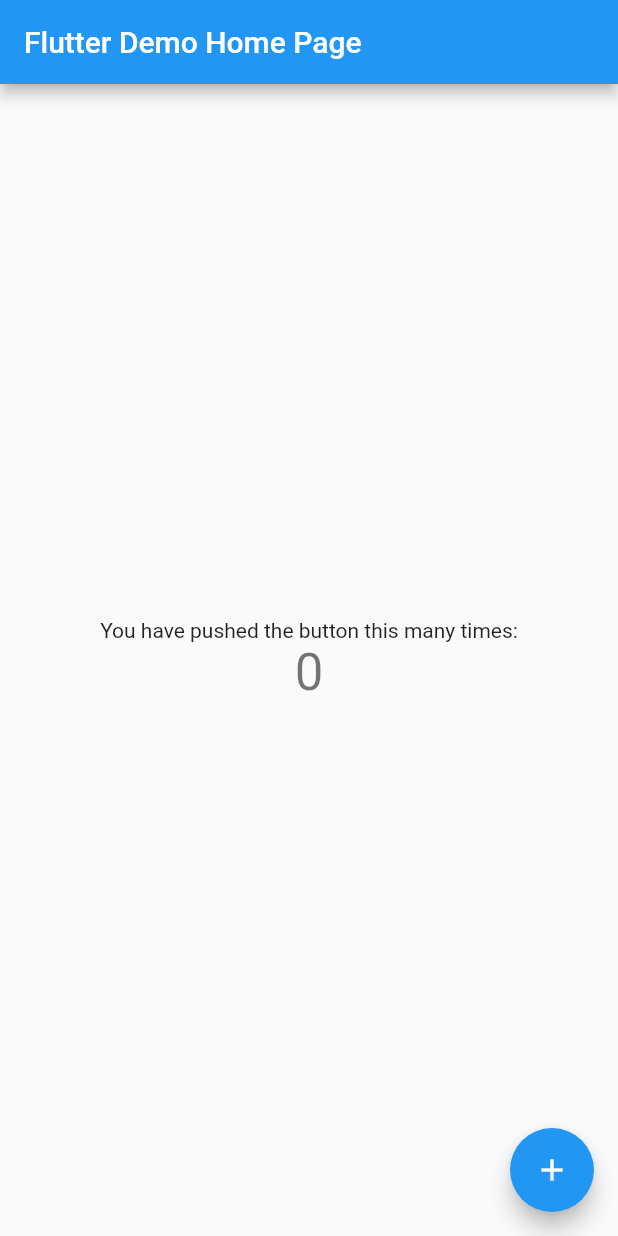
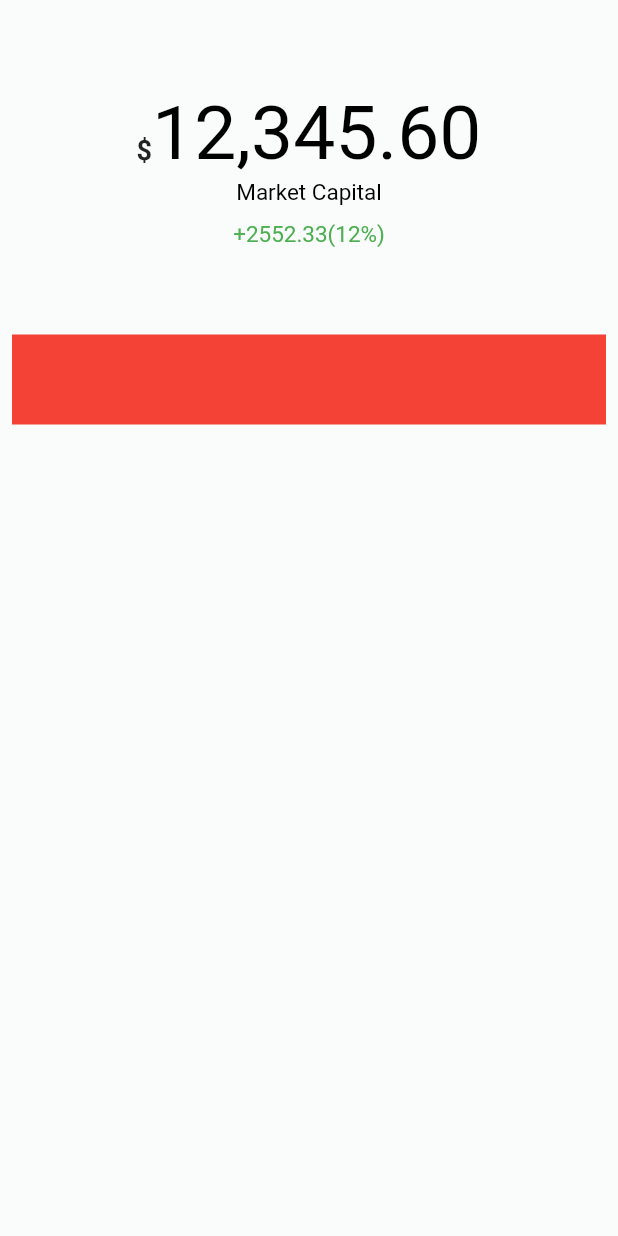
Before and after one commit to Kaleab41/CryptoExchange, a Flutter app: the screen it shows after launch, on a phone screen of 412 x 824 dp. Run offline on Flutter 3.47's test engine with Material 2 defaults, Android fonts, the phone set to English and light mode, and no system bars.

Commit message:
Home page UI on the making

```diff
--- /dev/null
+++ b/lib/Constants.dart
@@ -0,0 +1,4 @@
+import 'package:flutter/material.dart';
+import 'package:flutter/widgets.dart';
+
+final Color KBackground_Color = Color(0xFFf9fcfb);
--- /dev/null
+++ b/lib/Pages/Coins.dart
@@ -0,0 +1,69 @@
+import 'package:flutter/material.dart';
+
+class CoinsPage extends StatelessWidget {
+  const CoinsPage({super.key});
+
+  @override
+  Widget build(BuildContext context) {
+    return Container(
+      child: Column(
+        children: [
+          Column(
+            children: [
+              Center(
+                child: Padding(
+                  padding: const EdgeInsets.fromLTRB(0, 60, 0, 0),
+                  child: Row(
+                      mainAxisAlignment: MainAxisAlignment.center,
+                      crossAxisAlignment: CrossAxisAlignment.baseline,
+                      textBaseline: TextBaseline.ideographic,
+                      children: [
+                        Text(
+                          '\$',
+                          style: TextStyle(
+                            fontWeight: FontWeight.w600,
+                            //color: Colors.amber,
+                            fontSize: 18,
+                          ),
+                        ),
+                        Text(
+                          '12,345.60',
+                          style: TextStyle(
+                            fontWeight: FontWeight.normal,
+                            color: Colors.black,
+                            fontSize: 50,
+                          ),
+                        ),
+                      ]),
+                ),
+              ),
+              Text(
+                'Market Capital',
+                style: TextStyle(
+                  fontWeight: FontWeight.normal,
+                  color: Colors.black,
+                  fontSize: 15,
+                ),
+              ),
+              SizedBox(height: 10),
+              Text(
+                '+2552.33(12%)',
+                style: TextStyle(
+                  fontWeight: FontWeight.normal,
+                  color: Colors.green,
+                  fontSize: 15,
+                ),
+              ),
+            ],
+          ),
+          SizedBox(height: 50),
+          Padding(
+            padding: const EdgeInsets.all(8.0),
+            child: Container(
+                height: 60, width: double.infinity, color: Colors.red),
+          )
+        ],
+      ),
+    );
+  }
+}
--- a/lib/main.dart
+++ b/lib/main.dart
@@ -1,4 +1,6 @@
+import 'package:crypto/Constants.dart';
 import 'package:flutter/material.dart';
+import 'Pages/Coins.dart';
 
 void main() {
   runApp(const MyApp());
@@ -11,105 +13,13 @@ class MyApp extends StatelessWidget {
   @override
   Widget build(BuildContext context) {
     return MaterialApp(
-      title: 'Flutter Demo',
-      theme: ThemeData(
-        // This is the theme of your application.
-        //
-        // Try running your application with "flutter run". You'll see the
-        // application has a blue toolbar. Then, without quitting the app, try
-        // changing the primarySwatch below to Colors.green and then invoke
-        // "hot reload" (press "r" in the console where you ran "flutter run",
-        // or simply save your changes to "hot reload" in a Flutter IDE).
-        // Notice that the counter didn't reset back to zero; the application
-        // is not restarted.
-        primarySwatch: Colors.blue,
+      debugShowCheckedModeBanner: false,
+      home: Scaffold(
+        backgroundColor: KBackground_Color,
+        body: SafeArea(
+          child: CoinsPage(),
+        ),
       ),
-      home: const MyHomePage(title: 'Flutter Demo Home Page'),
     );
   }
 }
-
-class MyHomePage extends StatefulWidget {
-  const MyHomePage({super.key, required this.title});
-
-  // This widget is the home page of your application. It is stateful, meaning
-  // that it has a State object (defined below) that contains fields that affect
-  // how it looks.
-
-  // This class is the configuration for the state. It holds the values (in this
-  // case the title) provided by the parent (in this case the App widget) and
-  // used by the build method of the State. Fields in a Widget subclass are
-  // always marked "final".
-
-  final String title;
-
-  @override
-  State<MyHomePage> createState() => _MyHomePageState();
-}
-
-class _MyHomePageState extends State<MyHomePage> {
-  int _counter = 0;
-
-  void _incrementCounter() {
-    setState(() {
-      // This call to setState tells the Flutter framework that something has
-      // changed in this State, which causes it to rerun the build method below
-      // so that the display can reflect the updated values. If we changed
-      // _counter without calling setState(), then the build method would not be
-      // called again, and so nothing would appear to happen.
-      _counter++;
-    });
-  }
-
-  @override
-  Widget build(BuildContext context) {
-    // This method is rerun every time setState is called, for instance as done
-    // by the _incrementCounter method above.
-    //
-    // The Flutter framework has been optimized to make rerunning build methods
-    // fast, so that you can just rebuild anything that needs updating rather
-    // than having to individually change instances of widgets.
-    return Scaffold(
-      appBar: AppBar(
-        // Here we take the value from the MyHomePage object that was created by
-        // the App.build method, and use it to set our appbar title.
-        title: Text(widget.title),
-      ),
-      body: Center(
-        // Center is a layout widget. It takes a single child and positions it
-        // in the middle of the parent.
-        child: Column(
-          // Column is also a layout widget. It takes a list of children and
-          // arranges them vertically. By default, it sizes itself to fit its
-          // children horizontally, and tries to be as tall as its parent.
-          //
-          // Invoke "debug painting" (press "p" in the console, choose the
-          // "Toggle Debug Paint" action from the Flutter Inspector in Android
-          // Studio, or the "Toggle Debug Paint" command in Visual Studio Code)
-          // to see the wireframe for each widget.
-          //
-          // Column has various properties to control how it sizes itself and
-          // how it positions its children. Here we use mainAxisAlignment to
-          // center the children vertically; the main axis here is the vertical
-          // axis because Columns are vertical (the cross axis would be
-          // horizontal).
-          mainAxisAlignment: MainAxisAlignment.center,
-          children: <Widget>[
-            const Text(
-              'You have pushed the button this many times:',
-            ),
-            Text(
-              '$_counter',
-              style: Theme.of(context).textTheme.headline4,
-            ),
-          ],
-        ),
-      ),
-      floatingActionButton: FloatingActionButton(
-        onPressed: _incrementCounter,
-        tooltip: 'Increment',
-        child: const Icon(Icons.add),
-      ), // This trailing comma makes auto-formatting nicer for build methods.
-    );
-  }
-}
```
